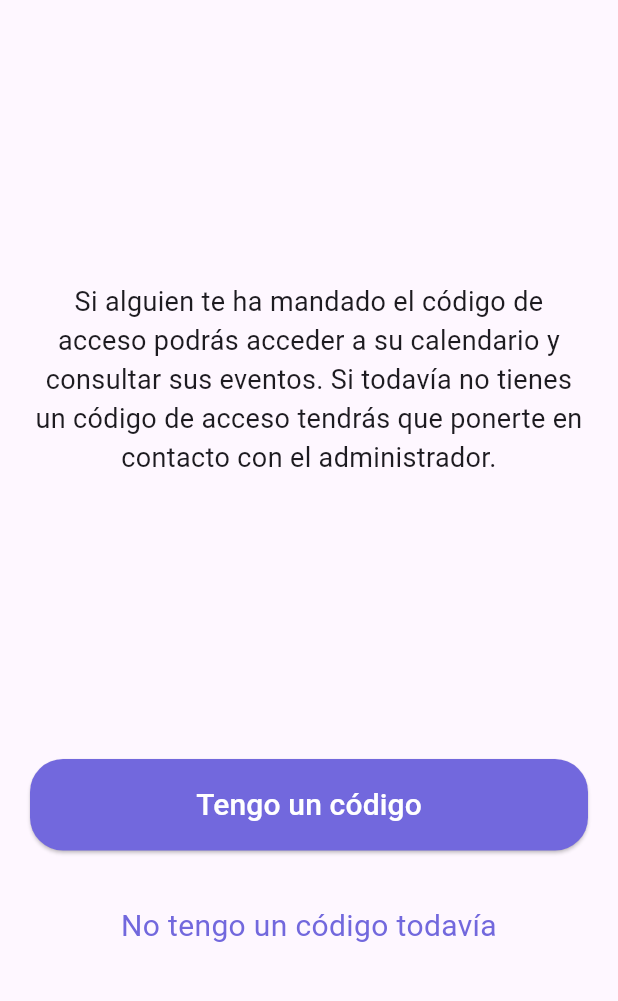
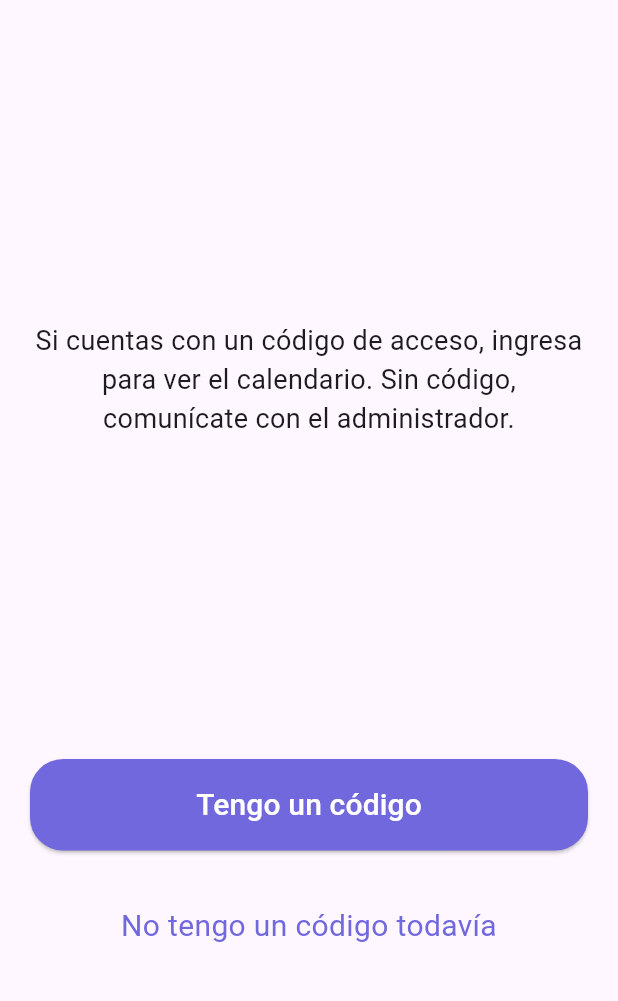
Before and after one commit to adricev/DiVent, a Flutter app: the screen it shows after launch, on a phone screen of 412 x 824 dp, the part 204-1205 px from its top. Run offline on Flutter 3.47's test engine with Material 3 defaults, Android fonts, the phone set to English and light mode, and no system bars; our stand-ins replace flutter_svg, table_calendar.

Commit message:
Mensaje modificado en splashScreen

```diff
--- a/lib/splash_screen.dart
+++ b/lib/splash_screen.dart
@@ -71,7 +71,7 @@ class WhiteScreen extends StatelessWidget {
                 mainAxisAlignment: MainAxisAlignment.center,
                 children: [
                   Text(
-                    'Si alguien te ha mandado el código de acceso podrás acceder a su calendario y consultar sus eventos. Si todavía no tienes un código de acceso tendrás que ponerte en contacto con el administrador.',
+                    'Si cuentas con un código de acceso, ingresa para ver el calendario. Sin código, comunícate con el administrador.',
                     textAlign: TextAlign.center,
                     style: TextStyle(
                       fontSize: 18.0,
```
